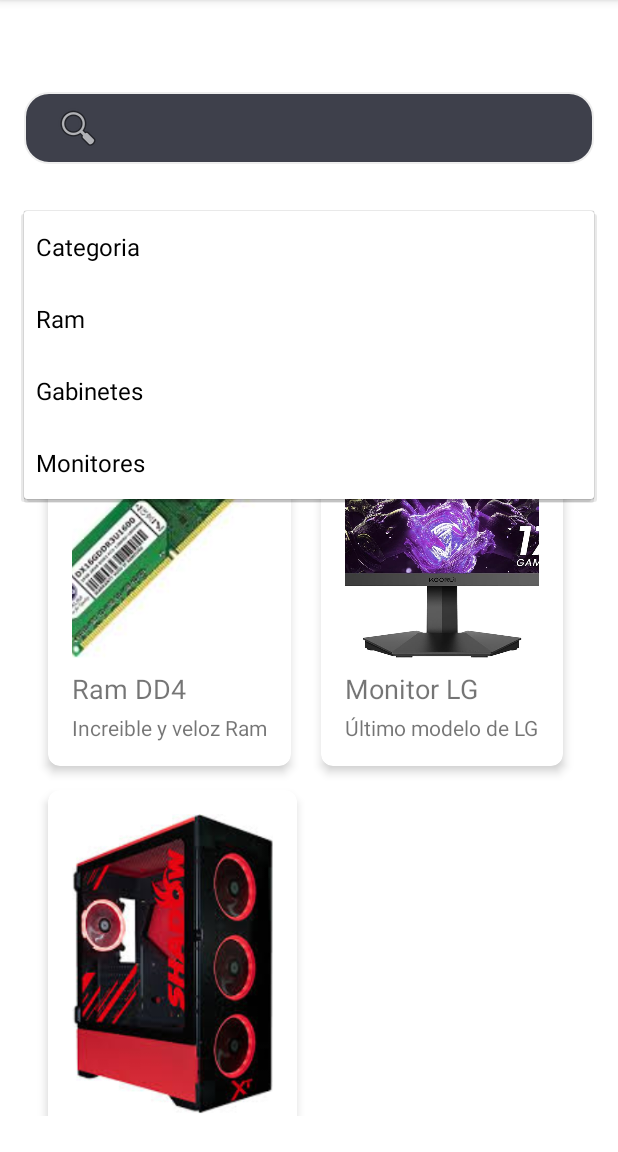
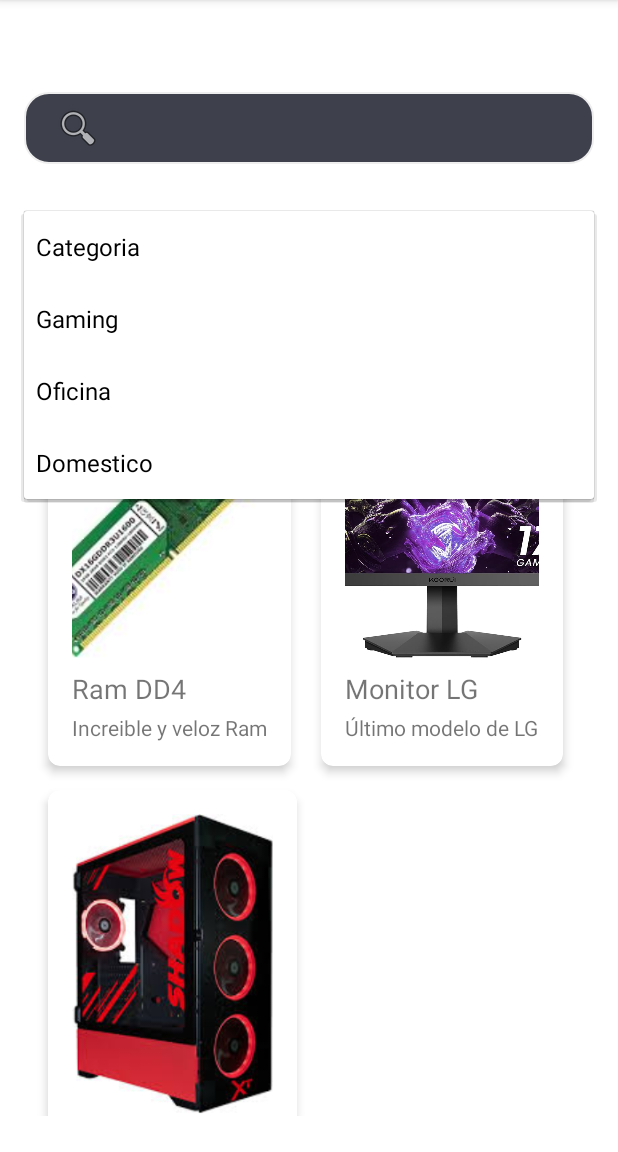
Before and after one commit to ChristianRegla/SLAPC, an Android app: the fragment CatalogoFragment shown on its own in the app's theme, after a tap on "Categoria", on a phone screen of 412 x 824 dp, the part 84-1236 px from its top. Run offline under Robolectric (Android 15) with nearby library versions, the light colour scheme and no system bars.

Commit message:
Cambios en colores y Categorias
Se realizo un cambio de color y de las categorías asignadas

```diff
--- a/app/src/main/java/com/example/slapc/ui/catalogo/CatalogoFragment.kt
+++ b/app/src/main/java/com/example/slapc/ui/catalogo/CatalogoFragment.kt
@@ -50,7 +50,7 @@
 
         //Spinner para categorías
         spinner = binding.spinnerCategorias
-        val categorias = listOf("Categoria", "Ram", "Gabinetes", "Monitores")
+        val categorias = listOf("Categoria", "Gaming", "Oficina", "Domestico")
         val adapterSpinner = ArrayAdapter(requireContext(), android.R.layout.simple_spinner_item, categorias)
         adapterSpinner.setDropDownViewResource(android.R.layout.simple_spinner_dropdown_item)
         spinner.adapter = adapterSpinner
@@ -69,9 +69,9 @@
     private fun obtenerProductos(): List<Producto> {
         // Lista
         return listOf(
-            Producto(1, "Ram DD4",R.drawable.ram,90.7, "Ram","Increible y veloz Ram"),
-            Producto(2, "Monitor LG",R.drawable.monitor,90.7, "Monitores","Último modelo de LG"),
-            Producto(3, "Gabinete Gamer",R.drawable.gabinete,90.7, "Gabinetes","Último modelo de Gabinetes")
+            Producto(1, "Ram DD4",R.drawable.ram,90.7, "Domestico","Increible y veloz Ram"),
+            Producto(2, "Monitor LG",R.drawable.monitor,90.7, "Oficina","Último modelo de LG"),
+            Producto(3, "Gabinete Gamer",R.drawable.gabinete,90.7, "Gaming","Último modelo de Gabinetes")
         )
     }
 
--- a/app/src/main/res/drawable/spinner_background.xml
+++ b/app/src/main/res/drawable/spinner_background.xml
@@ -1,6 +1,6 @@
 <?xml version="1.0" encoding="utf-8"?>
 <shape xmlns:android="http://schemas.android.com/apk/res/android">
-    <solid android:color="@color/background_dark" />
+    <solid android:color="@color/teal_700" />
     <corners android:radius="16dp" /> <!-- Radio para redondear los bordes -->
     <stroke android:color="@color/black" android:width="2dp" /> <!-- Borde opcional -->
 </shape>
```
